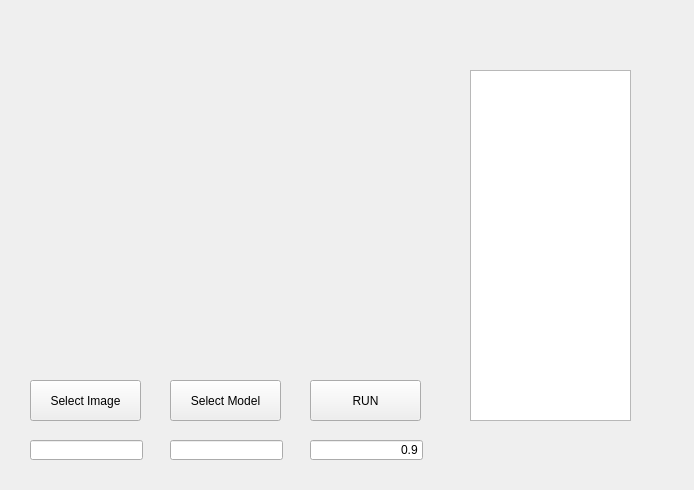
The window that DIP/FinalProject.ui (shauming1020/MachineLearningForPython) describes before a commit, drawn with Qt 5.
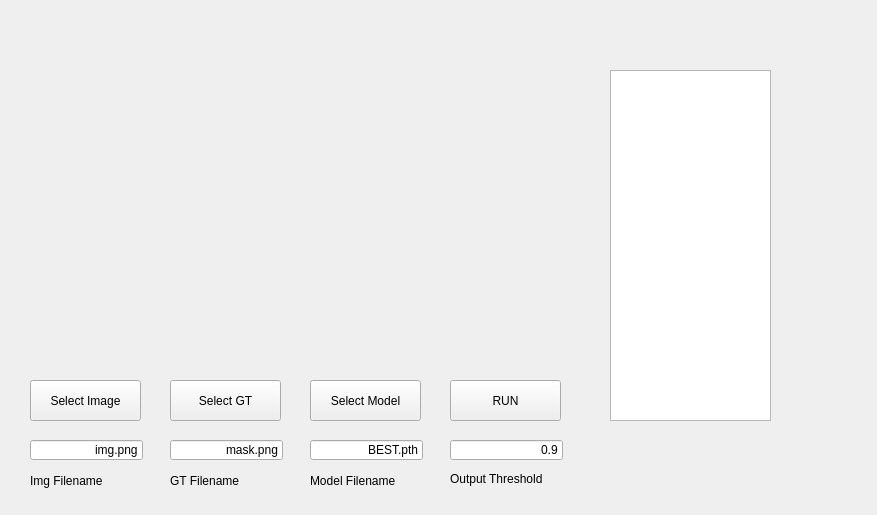
The same window after the commit.

```diff
--- a/DIP/FinalProject.ui
+++ b/DIP/FinalProject.ui
@@ -6,8 +6,8 @@
    <rect>
     <x>0</x>
     <y>0</y>
-    <width>694</width>
-    <height>490</height>
+    <width>877</width>
+    <height>515</height>
    </rect>
   </property>
   <property name="windowTitle">
@@ -35,11 +35,17 @@
      <height>20</height>
     </rect>
    </property>
+   <property name="text">
+    <string>img.png</string>
+   </property>
+   <property name="alignment">
+    <set>Qt::AlignRight|Qt::AlignTrailing|Qt::AlignVCenter</set>
+   </property>
   </widget>
   <widget class="QTextEdit" name="dcText">
    <property name="geometry">
     <rect>
-     <x>470</x>
+     <x>610</x>
      <y>70</y>
      <width>161</width>
      <height>351</height>
@@ -56,13 +62,13 @@
     </rect>
    </property>
    <property name="text">
-    <string>Select Model</string>
+    <string>Select GT</string>
    </property>
   </widget>
   <widget class="QPushButton" name="runBt">
    <property name="geometry">
     <rect>
-     <x>310</x>
+     <x>450</x>
      <y>380</y>
      <width>111</width>
      <height>41</height>
@@ -81,11 +87,17 @@
      <height>20</height>
     </rect>
    </property>
+   <property name="text">
+    <string>mask.png</string>
+   </property>
+   <property name="alignment">
+    <set>Qt::AlignRight|Qt::AlignTrailing|Qt::AlignVCenter</set>
+   </property>
   </widget>
   <widget class="QLineEdit" name="threshold">
    <property name="geometry">
     <rect>
-     <x>310</x>
+     <x>450</x>
      <y>440</y>
      <width>113</width>
      <height>20</height>
@@ -98,6 +110,87 @@
     <set>Qt::AlignRight|Qt::AlignTrailing|Qt::AlignVCenter</set>
    </property>
   </widget>
+  <widget class="QLabel" name="imgFileLabel">
+   <property name="geometry">
+    <rect>
+     <x>30</x>
+     <y>470</y>
+     <width>111</width>
+     <height>21</height>
+    </rect>
+   </property>
+   <property name="text">
+    <string>Img Filename</string>
+   </property>
+  </widget>
+  <widget class="QLabel" name="gtFileLabel">
+   <property name="geometry">
+    <rect>
+     <x>170</x>
+     <y>470</y>
+     <width>131</width>
+     <height>21</height>
+    </rect>
+   </property>
+   <property name="text">
+    <string>GT Filename</string>
+   </property>
+  </widget>
+  <widget class="QLabel" name="threLabel">
+   <property name="geometry">
+    <rect>
+     <x>450</x>
+     <y>470</y>
+     <width>131</width>
+     <height>18</height>
+    </rect>
+   </property>
+   <property name="text">
+    <string>Output Threshold</string>
+   </property>
+  </widget>
+  <widget class="QPushButton" name="mdBt">
+   <property name="geometry">
+    <rect>
+     <x>310</x>
+     <y>380</y>
+     <width>111</width>
+     <height>41</height>
+    </rect>
+   </property>
+   <property name="text">
+    <string>Select Model</string>
+   </property>
+  </widget>
+  <widget class="QLabel" name="gtFileLabel_2">
+   <property name="geometry">
+    <rect>
+     <x>310</x>
+     <y>470</y>
+     <width>131</width>
+     <height>21</height>
+    </rect>
+   </property>
+   <property name="text">
+    <string>Model Filename</string>
+   </property>
+  </widget>
+  <widget class="QLineEdit" name="modelName">
+   <property name="geometry">
+    <rect>
+     <x>310</x>
+     <y>440</y>
+     <width>113</width>
+     <height>20</height>
+    </rect>
+   </property>
+   <property name="text">
+    <string>BEST.pth</string>
+   </property>
+   <property name="alignment">
+    <set>Qt::AlignRight|Qt::AlignTrailing|Qt::AlignVCenter</set>
+   </property>
+  </widget>
  </widget>
  <resources/>
  <connections/>
```
Left out of the diff: 2 changed lines with no effect on the pictures.
